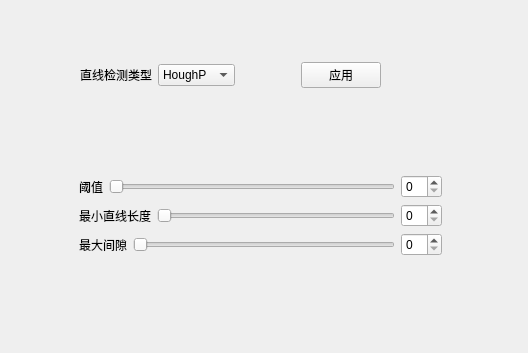
The window that ui/tabs/line_tab.ui (xiaoyuan1021/MyTool) describes before a commit, drawn with Qt 5.
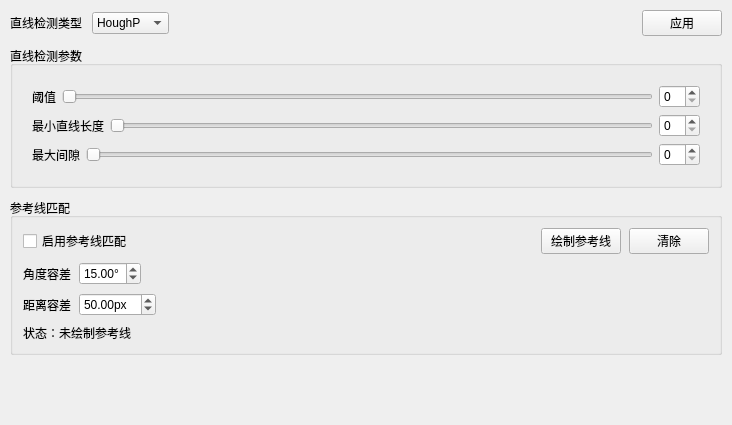
The same window after the commit.

Commit message: 优化pipeline文件组织，初步添加参考线匹配

The edit to the form file:
```diff
--- a/ui/tabs/line_tab.ui
+++ b/ui/tabs/line_tab.ui
@@ -6,34 +6,31 @@
    <rect>
     <x>0</x>
     <y>0</y>
-    <width>528</width>
-    <height>353</height>
+    <width>732</width>
+    <height>425</height>
    </rect>
   </property>
   <property name="windowTitle">
    <string>Form</string>
   </property>
-  <widget class="QWidget" name="LineDetectTabWidget" native="true">
-   <property name="geometry">
-    <rect>
-     <x>50</x>
-     <y>30</y>
-     <width>431</width>
-     <height>281</height>
-    </rect>
+  <layout class="QVBoxLayout" name="mainLayout">
+   <property name="spacing">
+    <number>10</number>
    </property>
-   <widget class="QWidget" name="layoutWidget">
-    <property name="geometry">
-     <rect>
-      <x>30</x>
-      <y>30</y>
-      <width>361</width>
-      <height>30</height>
-     </rect>
-    </property>
-    <layout class="QHBoxLayout" name="horizontalLayout_21">
+   <property name="leftMargin">
+    <number>10</number>
+   </property>
+   <property name="topMargin">
+    <number>10</number>
+   </property>
+   <property name="rightMargin">
+    <number>10</number>
+   </property>
+   <property name="bottomMargin">
+    <number>10</number>
+   </property>
      <item>
-      <layout class="QHBoxLayout" name="horizontalLayout_18">
+    <layout class="QHBoxLayout" name="horizontalLayout_top">
        <item>
         <widget class="QLabel" name="label_38">
          <property name="text">
@@ -60,10 +57,8 @@
          </item>
         </widget>
        </item>
-      </layout>
-     </item>
      <item>
-      <spacer name="horizontalSpacer_41">
+      <spacer name="horizontalSpacer_top">
        <property name="orientation">
         <enum>Qt::Orientation::Horizontal</enum>
        </property>
@@ -82,40 +77,42 @@
        </property>
       </widget>
      </item>
-     <item>
-      <spacer name="horizontalSpacer_42">
-       <property name="orientation">
-        <enum>Qt::Orientation::Horizontal</enum>
-       </property>
-       <property name="sizeHint" stdset="0">
-        <size>
-         <width>40</width>
-         <height>20</height>
-        </size>
-       </property>
-      </spacer>
-     </item>
     </layout>
-   </widget>
+   </item>
+   <item>
+    <widget class="QGroupBox" name="groupBox_lineDetect">
+     <property name="title">
+      <string>直线检测参数</string>
+     </property>
+     <layout class="QVBoxLayout" name="verticalLayout_lineDetect">
+      <property name="spacing">
+       <number>8</number>
+      </property>
+      <item>
    <widget class="QStackedWidget" name="stackedWidget_LineDetect">
-    <property name="geometry">
-     <rect>
-      <x>20</x>
-      <y>110</y>
-      <width>381</width>
-      <height>151</height>
-     </rect>
-    </property>
     <property name="currentIndex">
      <number>1</number>
     </property>
     <widget class="QWidget" name="None"/>
     <widget class="QWidget" name="HoughP">
-     <layout class="QGridLayout" name="gridLayout_3">
-      <item row="1" column="0">
-       <layout class="QVBoxLayout" name="verticalLayout_4">
+         <layout class="QVBoxLayout" name="verticalLayout_houghp">
+          <property name="spacing">
+           <number>6</number>
+          </property>
+          <property name="leftMargin">
+           <number>10</number>
+          </property>
+          <property name="topMargin">
+           <number>10</number>
+          </property>
+          <property name="rightMargin">
+           <number>10</number>
+          </property>
+          <property name="bottomMargin">
+           <number>10</number>
+          </property>
         <item>
-         <layout class="QHBoxLayout" name="horizontalLayout_15">
+           <layout class="QHBoxLayout" name="horizontalLayout_threshold">
           <item>
            <widget class="QLabel" name="label_39">
             <property name="text">
@@ -136,7 +133,7 @@
          </layout>
         </item>
         <item>
-         <layout class="QHBoxLayout" name="horizontalLayout_16">
+           <layout class="QHBoxLayout" name="horizontalLayout_minLength">
           <item>
            <widget class="QLabel" name="label_40">
             <property name="text">
@@ -157,7 +154,7 @@
          </layout>
         </item>
         <item>
-         <layout class="QHBoxLayout" name="horizontalLayout_17">
+           <layout class="QHBoxLayout" name="horizontalLayout_maxGap">
           <item>
            <widget class="QLabel" name="label_41">
             <property name="text">
@@ -178,11 +175,184 @@
          </layout>
         </item>
        </layout>
+        </widget>
+       </widget>
       </item>
      </layout>
     </widget>
-   </widget>
-  </widget>
+   </item>
+   <item>
+    <widget class="QGroupBox" name="groupBox_referenceLine">
+     <property name="title">
+      <string>参考线匹配</string>
+     </property>
+     <layout class="QVBoxLayout" name="verticalLayout_refLine">
+      <property name="spacing">
+       <number>8</number>
+      </property>
+      <property name="leftMargin">
+       <number>10</number>
+      </property>
+      <property name="topMargin">
+       <number>10</number>
+      </property>
+      <property name="rightMargin">
+       <number>10</number>
+      </property>
+      <property name="bottomMargin">
+       <number>10</number>
+      </property>
+      <item>
+       <layout class="QHBoxLayout" name="horizontalLayout_refButtons">
+        <item>
+         <widget class="QCheckBox" name="chk_enableReferenceLine">
+          <property name="text">
+           <string>启用参考线匹配</string>
+          </property>
+         </widget>
+        </item>
+        <item>
+         <spacer name="horizontalSpacer_ref1">
+          <property name="orientation">
+           <enum>Qt::Orientation::Horizontal</enum>
+          </property>
+          <property name="sizeHint" stdset="0">
+           <size>
+            <width>40</width>
+            <height>20</height>
+           </size>
+          </property>
+         </spacer>
+        </item>
+        <item>
+         <widget class="QPushButton" name="btn_drawReferenceLine">
+          <property name="text">
+           <string>绘制参考线</string>
+          </property>
+         </widget>
+        </item>
+        <item>
+         <widget class="QPushButton" name="btn_clearReferenceLine">
+          <property name="text">
+           <string>清除</string>
+          </property>
+         </widget>
+        </item>
+       </layout>
+      </item>
+      <item>
+       <layout class="QHBoxLayout" name="horizontalLayout_angle">
+        <item>
+         <widget class="QLabel" name="label_angleThreshold">
+          <property name="text">
+           <string>角度容差</string>
+          </property>
+         </widget>
+        </item>
+        <item>
+         <widget class="QDoubleSpinBox" name="spin_angleThreshold">
+          <property name="suffix">
+           <string>°</string>
+          </property>
+          <property name="minimum">
+           <double>0.000000000000000</double>
+          </property>
+          <property name="maximum">
+           <double>90.000000000000000</double>
+          </property>
+          <property name="singleStep">
+           <double>1.000000000000000</double>
+          </property>
+          <property name="value">
+           <double>15.000000000000000</double>
+          </property>
+         </widget>
+        </item>
+        <item>
+         <spacer name="horizontalSpacer_angle">
+          <property name="orientation">
+           <enum>Qt::Orientation::Horizontal</enum>
+          </property>
+          <property name="sizeHint" stdset="0">
+           <size>
+            <width>40</width>
+            <height>20</height>
+           </size>
+          </property>
+         </spacer>
+        </item>
+       </layout>
+      </item>
+      <item>
+       <layout class="QHBoxLayout" name="horizontalLayout_distance">
+        <item>
+         <widget class="QLabel" name="label_distanceThreshold">
+          <property name="text">
+           <string>距离容差</string>
+          </property>
+         </widget>
+        </item>
+        <item>
+         <widget class="QDoubleSpinBox" name="spin_distanceThreshold">
+          <property name="suffix">
+           <string>px</string>
+          </property>
+          <property name="minimum">
+           <double>0.000000000000000</double>
+          </property>
+          <property name="maximum">
+           <double>500.000000000000000</double>
+          </property>
+          <property name="singleStep">
+           <double>1.000000000000000</double>
+          </property>
+          <property name="value">
+           <double>50.000000000000000</double>
+          </property>
+         </widget>
+        </item>
+        <item>
+         <spacer name="horizontalSpacer_distance">
+          <property name="orientation">
+           <enum>Qt::Orientation::Horizontal</enum>
+          </property>
+          <property name="sizeHint" stdset="0">
+           <size>
+            <width>40</width>
+            <height>20</height>
+           </size>
+          </property>
+         </spacer>
+        </item>
+       </layout>
+      </item>
+      <item>
+       <widget class="QLabel" name="label_referenceLineStatus">
+        <property name="text">
+         <string>状态：未绘制参考线</string>
+        </property>
+        <property name="wordWrap">
+         <bool>true</bool>
+        </property>
+       </widget>
+      </item>
+     </layout>
+    </widget>
+   </item>
+   <item>
+    <spacer name="verticalSpacer_bottom">
+     <property name="orientation">
+      <enum>Qt::Orientation::Vertical</enum>
+     </property>
+     <property name="sizeHint" stdset="0">
+      <size>
+       <width>20</width>
+       <height>40</height>
+      </size>
+     </property>
+    </spacer>
+   </item>
+  </layout>
  </widget>
  <resources/>
  <connections/>
```
Left out of the diff: 2 changed lines with no effect on the pictures. Lines whose indentation alone changed are shown as unchanged. The commit also changes 23 other files.
